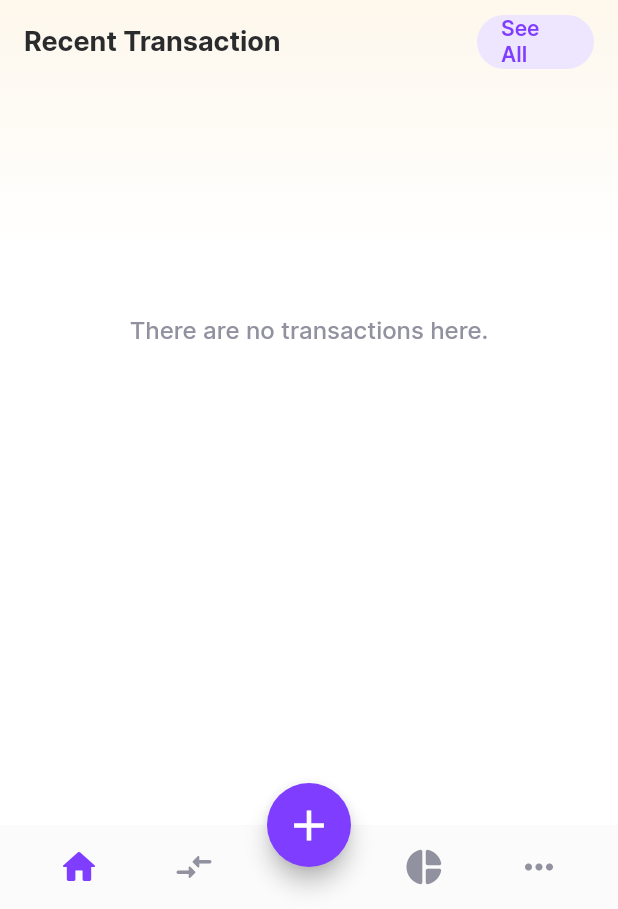
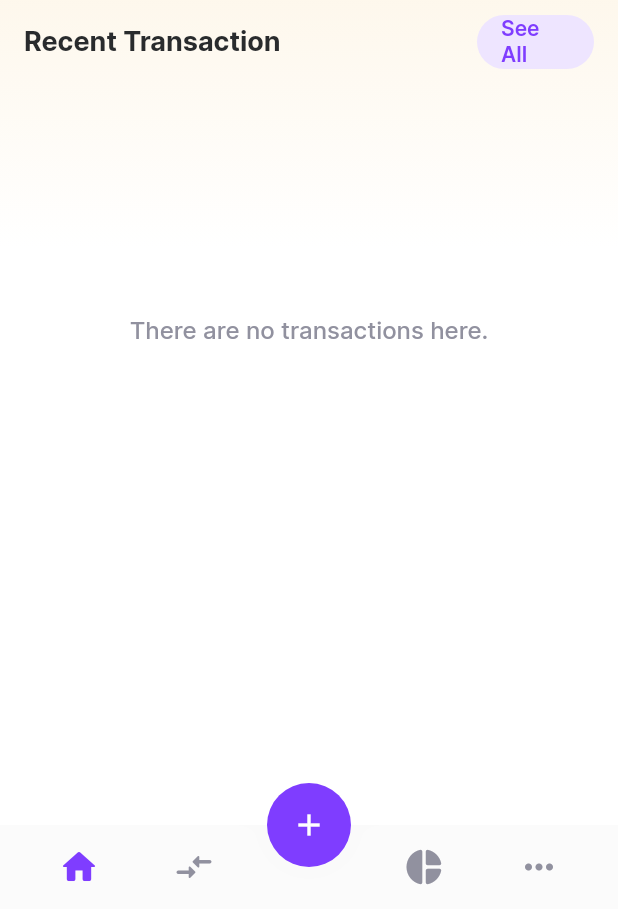
Before and after one commit to rafalstef/myexpenses-flutter-project, a Flutter app: the MainAppPage screen opened directly, on a phone screen of 412 x 824 dp, the part 327-1236 px from its top. Run offline on Flutter 3.47's test engine with Material 2 defaults, Android fonts, the phone set to English and light mode, and no system bars; drawn by our look-alikes of flutter_speed_dial; our stand-ins replace cloud_firestore, firebase_auth, firebase_core, flutter_signin_button, flutter_slidable, google_sign_in and 3 more; accounts and stored records are empty.

Commit message:
Change main addButton to expandable FAB

```diff
--- a/lib/views/main_app_page.dart/main_app_page.dart
+++ b/lib/views/main_app_page.dart/main_app_page.dart
@@ -1,4 +1,6 @@
 import 'package:flutter/material.dart';
+import 'package:flutter_speed_dial/flutter_speed_dial.dart';
+import 'package:myexpenses/config/styles/text_styles/app_text_styles.dart';
 import 'package:myexpenses/config/styles/colors/app_colors.dart';
 import 'package:myexpenses/constants/routes.dart';
 import 'package:myexpenses/utilities/UI_components/bottom_navigation_bar.dart/bottom_navigation_bar.dart';
@@ -37,7 +39,7 @@ class _MainAppPageState extends State<MainAppPage> {
         index: pageIndex,
         onChangedTab: onChangedTab,
       ),
-      floatingActionButton: _addOperationButton(),
+      floatingActionButton: _buildExpandedFab(),
       floatingActionButtonLocation: FloatingActionButtonLocation.centerDocked,
     );
   }
@@ -48,16 +50,44 @@ class _MainAppPageState extends State<MainAppPage> {
     });
   }
 
-  FloatingActionButton _addOperationButton() {
-    return FloatingActionButton(
-      onPressed: () {
-        Navigator.of(context).pushNamed(createOrUpdateExpenseRoute);
-      },
+  Widget _buildExpandedFab() {
+    return SpeedDial(
+      elevation: 0,
+      spacing: 10.0,
+      spaceBetweenChildren: 10.0,
+      overlayOpacity: 0.2,
+      overlayColor: AppColors.violet60,
       backgroundColor: AppColors.violet100,
-      child: const IconTheme(
-        data: IconThemeData(size: 34.0, color: AppColors.light100),
-        child: Icon(Icons.add),
-      ),
+      activeBackgroundColor: AppColors.violet100,
+      animationCurve: Curves.linear,
+      useRotationAnimation: true,
+      childrenButtonSize: const Size(64.0, 64.0),
+      icon: Icons.add,
+      activeIcon: Icons.close,
+      children: [
+        SpeedDialChild(
+          label: 'Expense',
+          labelStyle: AppTextStyles.smallMedium(AppColors.dark100),
+          backgroundColor: AppColors.red100,
+          foregroundColor: AppColors.light100,
+          child: const Icon(Icons.arrow_downward_rounded),
+          elevation: 0,
+          onTap: () {
+            Navigator.of(context).pushNamed(createOrUpdateExpenseRoute);
+          },
+        ),
+        SpeedDialChild(
+          label: 'Income',
+          labelStyle: AppTextStyles.smallMedium(AppColors.dark100),
+          backgroundColor: AppColors.green100,
+          foregroundColor: AppColors.light100,
+          child: const Icon(Icons.arrow_upward_rounded),
+          elevation: 0,
+          onTap: () {
+            Navigator.of(context).pushNamed(createOrUpdateExpenseRoute);
+          },
+        ),
+      ],
     );
   }
 }
--- a/pubspec.yaml
+++ b/pubspec.yaml
@@ -54,6 +54,7 @@ dependencies:
   flutter_masked_text: ^0.8.0
   smooth_page_indicator: ^1.0.0+2
   date_time_picker: ^2.1.0
+  flutter_speed_dial: ^6.0.0
 
 dev_dependencies:
   flutter_test:
```
Also changed, not shown: pubspec.lock.
